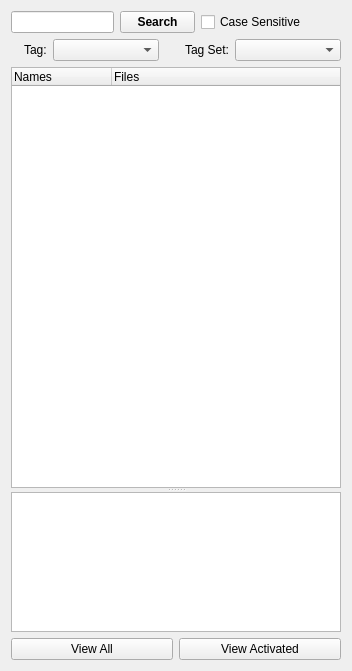
Qt form src/listsdock.ui (fontmatrix/fontmatrix) before a commit.
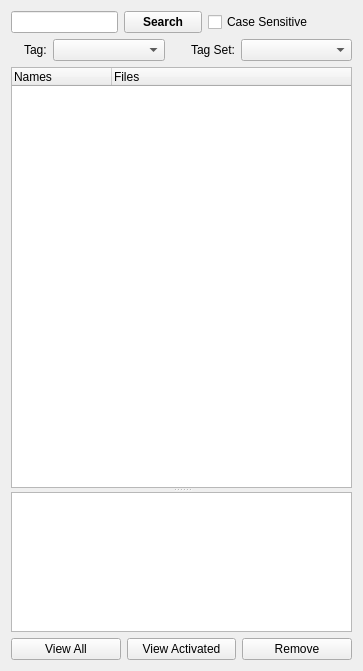
The same form after that commit. Custom widgets are drawn as their Qt base class.

What changed in the file:
```diff
--- a/src/listsdock.ui
+++ b/src/listsdock.ui
@@ -5,7 +5,7 @@
    <rect>
     <x>0</x>
     <y>0</y>
-    <width>352</width>
+    <width>363</width>
     <height>671</height>
    </rect>
   </property>
@@ -257,6 +257,13 @@
        </property>
       </widget>
      </item>
+     <item>
+      <widget class="QPushButton" name="removeButton" >
+       <property name="text" >
+        <string>Remove</string>
+       </property>
+      </widget>
+     </item>
     </layout>
    </item>
   </layout>
```
